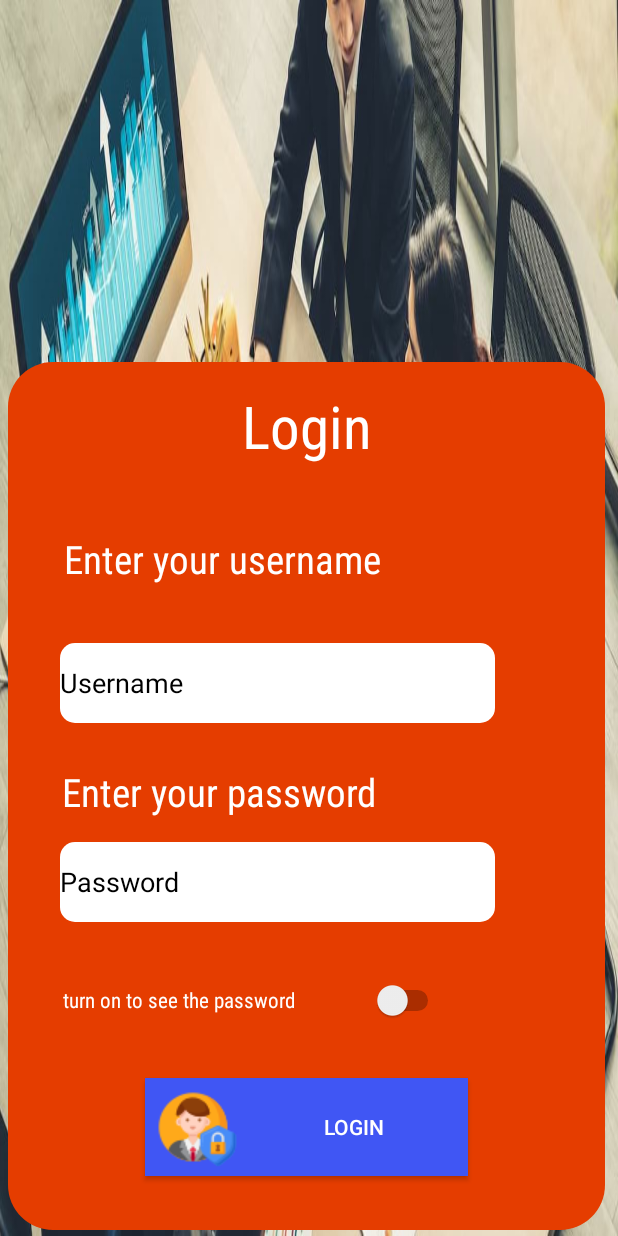
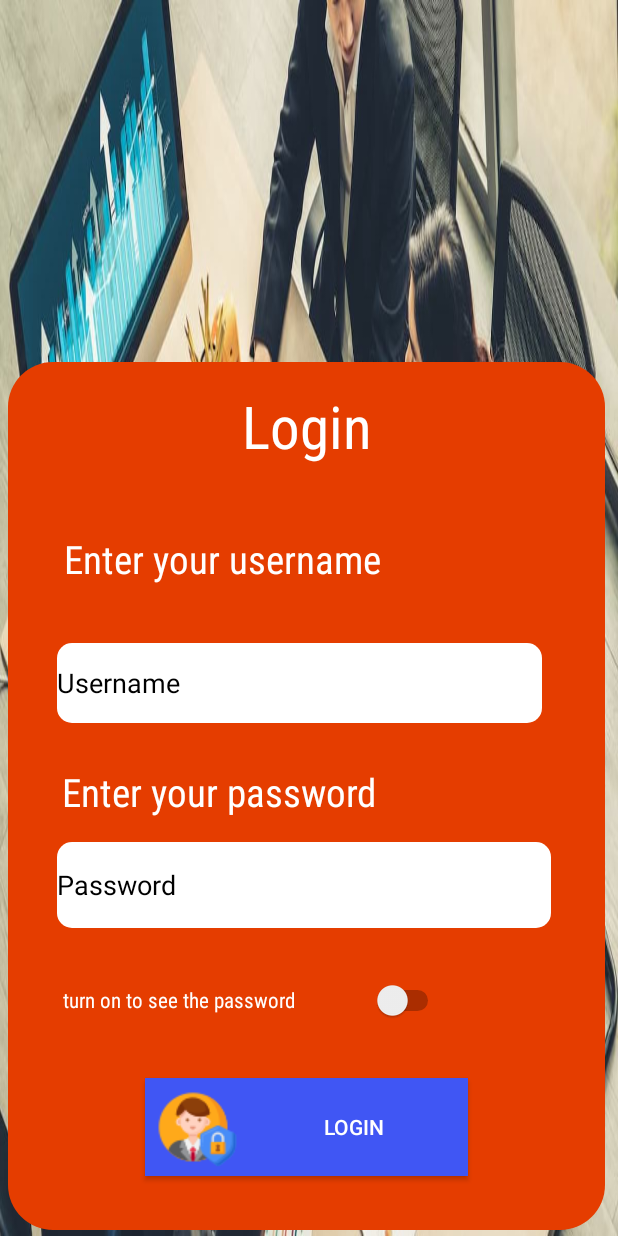
Before and after one commit to WenDEVLIFE/Mherl-Management-System-App, an Android app: the screen it shows after launch (MainActivity), on a phone screen of 412 x 824 dp. Run offline under Robolectric (Android 15) with nearby library versions, the light colour scheme and no system bars; our stand-ins replace Firebase (no records; nobody signed in at launch, a user with empty details on screens opened directly), sdp/ssp sizes.

Commit message:
fix the login design

```diff
--- a/app/src/main/java/com/example/mherlsmanagementsystem/MainActivity.java
+++ b/app/src/main/java/com/example/mherlsmanagementsystem/MainActivity.java
@@ -5,6 +5,8 @@ import androidx.appcompat.app.AppCompatActivity;
 
 import android.os.Bundle;
 import android.widget.Button;
+import android.widget.EditText;
+import android.widget.Switch;
 
 import com.google.firebase.database.DatabaseReference;
 import com.google.firebase.database.FirebaseDatabase;
@@ -12,6 +14,12 @@ import com.google.firebase.database.FirebaseDatabase;
 public class MainActivity extends AppCompatActivity {
 
     private Button button;
+
+    private Switch switch1;
+
+    private EditText editText , passwordText;
+
+
     @Override
     protected void onCreate(Bundle savedInstanceState) {
         super.onCreate(savedInstanceState);
@@ -35,5 +43,21 @@ public class MainActivity extends AppCompatActivity {
 
         });
 
+        editText = findViewById(R.id.usernameid);
+        passwordText = findViewById(R.id.passwordid);
+
+
+        switch1 = findViewById(R.id.see_password_switch);
+        switch1.setOnCheckedChangeListener((buttonView, isChecked) -> {
+            if (isChecked) {
+                // The switch is enabled/checked
+                passwordText.setInputType(1);
+
+            } else {
+                // The switch is disabled
+                passwordText.setInputType(129);
+            }
+        });
+
     }
 }
--- a/app/src/main/res/layout/activity_main.xml
+++ b/app/src/main/res/layout/activity_main.xml
@@ -61,7 +61,7 @@
                 android:layout_marginBottom="16dp" />
 
         <EditText
-                android:layout_width="290dp"
+                android:layout_width="323dp"
                 android:layout_height="53dp"
                 android:inputType="text"
                 android:textColor="@color/black"
@@ -73,12 +73,12 @@
                 app:layout_constraintBottom_toTopOf="@+id/textView212"
                 android:layout_marginBottom="28dp"
                 app:layout_constraintEnd_toEndOf="parent"
-                app:layout_constraintHorizontal_bias="0.322"
+                app:layout_constraintHorizontal_bias="0.44"
                 android:hint="Username" />
 
         <EditText
-                android:layout_width="290dp"
-                android:layout_height="53dp"
+                android:layout_width="329dp"
+                android:layout_height="57dp"
                 android:inputType="textPassword"
                 android:ems="10"
                 android:textColor="@color/black"
@@ -86,11 +86,11 @@
                 android:id="@+id/passwordid"
                 android:hint="@string/password"
                 android:textColorHint="@color/black"
-                app:layout_constraintBottom_toTopOf="@+id/switch1"
-                android:layout_marginBottom="28dp"
+                app:layout_constraintBottom_toTopOf="@+id/see_password_switch"
+                android:layout_marginBottom="24dp"
                 app:layout_constraintStart_toStartOf="parent"
                 app:layout_constraintEnd_toEndOf="parent"
-                app:layout_constraintHorizontal_bias="0.322" />
+                app:layout_constraintHorizontal_bias="0.478" />
 
         <Button
                 android:text="Login"
@@ -109,7 +109,7 @@
                 android:text="turn on to see the password"
                 android:layout_width="254dp"
                 android:layout_height="48dp"
-                android:id="@+id/switch1"
+                android:id="@+id/see_password_switch"
                 android:textColor="@color/white"
                 android:fontFamily="sans-serif-condensed"
                 app:layout_constraintBottom_toTopOf="@+id/loginbutton"
```
